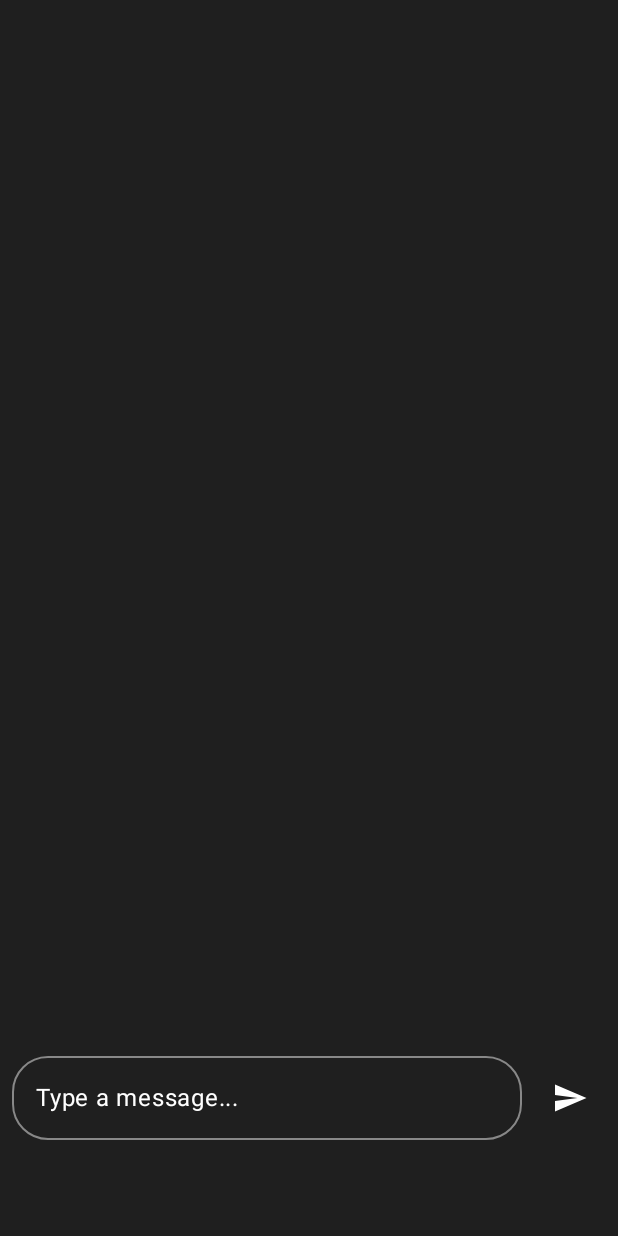
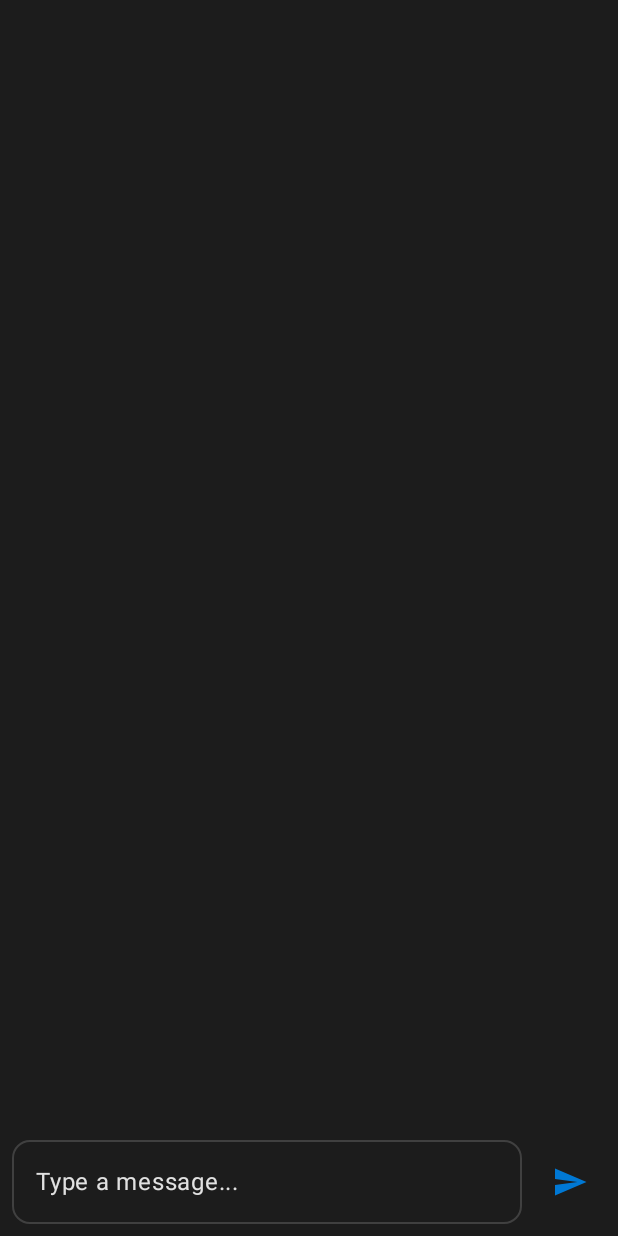
Before and after one commit to IamFishR/kotlin, an Android app built with Jetpack Compose: the composable ChatbotScreen shown on its own in the app's theme, on a phone screen of 412 x 824 dp. Run offline under Robolectric (Android 15) with nearby library versions, the phone set to English and light mode, and no system bars; libraries missing offline, so code that uses them is left out: com.google.mediapipe.tasks; 2 statements that could not run were skipped.

Commit message:
Fix: Resolve keyboard overlap in chatbot UI
Also enhances the chatbot UI to align with a Windows experience theme by updating colors, message bubble styles, and input field appearance using predefined Win11Colors.

```diff
--- a/app/src/main/java/com/win11launcher/ui/components/ChatbotScreen.kt
+++ b/app/src/main/java/com/win11launcher/ui/components/ChatbotScreen.kt
@@ -13,6 +13,8 @@ import androidx.compose.runtime.*
 import androidx.compose.ui.Alignment
 import androidx.compose.ui.Modifier
 import androidx.compose.ui.draw.clip
+import androidx.compose.foundation.layout.WindowInsets
+import androidx.compose.foundation.layout.ime
 import androidx.compose.ui.graphics.Color
 import androidx.compose.ui.platform.LocalContext
 import androidx.compose.ui.unit.dp
@@ -20,6 +22,7 @@ import androidx.lifecycle.ViewModel
 import androidx.lifecycle.ViewModelProvider
 import androidx.lifecycle.viewmodel.compose.viewModel
 import com.win11launcher.services.AIService
+import com.win11launcher.ui.theme.Win11Colors // Import Win11Colors
 import com.win11launcher.viewmodels.ChatbotViewModel
 
 @Composable
@@ -37,7 +40,12 @@ fun ChatbotScreen() {
     val messages by chatbotViewModel.messages
     var inputText by remember { mutableStateOf("") }
 
-    Column(modifier = Modifier.fillMaxSize().background(Color(0xFF1F1F1F))) {
+    Column(
+        modifier = Modifier
+            .fillMaxSize()
+            .background(Win11Colors.SystemBackground) // Use Win11Colors
+            .windowInsetsPadding(WindowInsets.ime)
+    ) {
         LazyColumn(
             modifier = Modifier.weight(1f),
             contentPadding = PaddingValues(16.dp),
@@ -50,21 +58,31 @@ fun ChatbotScreen() {
         }
 
         Row(
-            modifier = Modifier.fillMaxWidth().padding(8.dp).padding(bottom = 56.dp),
+            modifier = Modifier.fillMaxWidth().padding(8.dp),
             verticalAlignment = Alignment.CenterVertically
         ) {
             OutlinedTextField(
                 value = inputText,
                 onValueChange = { inputText = it },
                 modifier = Modifier.weight(1f),
-                placeholder = { Text("Type a message...") },
-                shape = RoundedCornerShape(24.dp),
+                placeholder = { Text("Type a message...", color = Win11Colors.TextSecondary) }, // Styled placeholder
+                shape = RoundedCornerShape(12.dp), // Adjusted shape
                 colors = OutlinedTextFieldDefaults.colors(
-                    focusedTextColor = Color.White,
-                    unfocusedTextColor = Color.White,
-                    cursorColor = Color.White,
-                    focusedBorderColor = Color(0xFF0078D4),
-                    unfocusedBorderColor = Color.Gray
+                    focusedTextColor = Win11Colors.TextPrimary,
+                    unfocusedTextColor = Win11Colors.TextPrimary,
+                    cursorColor = Win11Colors.SystemAccent,
+                    focusedBorderColor = Win11Colors.SystemAccent,
+                    unfocusedBorderColor = Win11Colors.Outline,
+                    disabledTextColor = Win11Colors.TextSecondary, // Added for completeness
+                    disabledBorderColor = Win11Colors.OutlineVariant, // Added for completeness
+                    errorCursorColor = Win11Colors.Error, // Added for completeness
+                    errorBorderColor = Win11Colors.Error, // Added for completeness
+                    focusedLabelColor = Win11Colors.SystemAccent, // Added for completeness
+                    unfocusedLabelColor = Win11Colors.TextSecondary, // Added for completeness
+                    disabledLabelColor = Win11Colors.TextTertiary, // Added for completeness
+                    focusedPlaceholderColor = Win11Colors.TextSecondary, // Added for completeness
+                    unfocusedPlaceholderColor = Win11Colors.TextSecondary, // Added for completeness
+                    disabledPlaceholderColor = Win11Colors.TextTertiary // Added for completeness
                 )
             )
             Spacer(modifier = Modifier.width(8.dp))
@@ -77,7 +95,7 @@ fun ChatbotScreen() {
                 Icon(
                     imageVector = Icons.Default.Send,
                     contentDescription = "Send",
-                    tint = Color.White
+                    tint = Win11Colors.SystemAccent // Use Win11Colors
                 )
             }
         }
@@ -92,11 +110,13 @@ fun MessageBubble(sender: String, text: String) {
     ) {
         Box(
             modifier = Modifier
-                .clip(RoundedCornerShape(16.dp))
-                .background(if (sender == "user") Color(0xFF0078D4) else Color(0xFF3A3A3A))
+                .clip(RoundedCornerShape(12.dp)) // Adjusted shape
+                .background(
+                    if (sender == "user") Win11Colors.SystemAccent else Win11Colors.SystemSurface // Use Win11Colors
+                )
                 .padding(12.dp)
         ) {
-            Text(text = text, color = Color.White)
+            Text(text = text, color = Win11Colors.TextPrimary) // Use Win11Colors for text
         }
     }
 }
```
